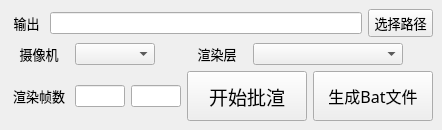
This is commons/ui/RenderSetting.ui in lonegather/Barbarian as Qt 5 draws it before an edit. The edited form follows.
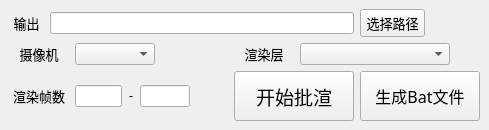
This is the edited form.

Patch:
```diff
--- a/commons/ui/RenderSetting.ui
+++ b/commons/ui/RenderSetting.ui
@@ -6,7 +6,7 @@
    <rect>
     <x>0</x>
     <y>0</y>
-    <width>442</width>
+    <width>489</width>
     <height>127</height>
    </rect>
   </property>
@@ -15,53 +15,37 @@
   </property>
   <widget class="QWidget" name="centralwidget">
    <layout class="QGridLayout" name="gridLayout">
-    <item row="1" column="2" colspan="2">
-     <widget class="QComboBox" name="BeathRenderOptionMenu">
+    <item row="2" column="0" colspan="2">
+     <widget class="QLabel" name="label_2">
       <property name="minimumSize">
        <size>
-        <width>80</width>
+        <width>60</width>
         <height>0</height>
        </size>
       </property>
       <property name="maximumSize">
        <size>
-        <width>80</width>
+        <width>60</width>
         <height>16777215</height>
        </size>
       </property>
-     </widget>
-    </item>
-    <item row="2" column="4" colspan="2">
-     <widget class="QPushButton" name="pushButton_2">
-      <property name="minimumSize">
-       <size>
-        <width>120</width>
-        <height>50</height>
-       </size>
-      </property>
-      <property name="maximumSize">
-       <size>
-        <width>120</width>
-        <height>50</height>
-       </size>
-      </property>
       <property name="font">
        <font>
         <family>微软雅黑</family>
-        <pointsize>14</pointsize>
+        <pointsize>10</pointsize>
         <weight>50</weight>
         <bold>false</bold>
        </font>
       </property>
       <property name="text">
-       <string>开始批渲</string>
+       <string>渲染帧数</string>
       </property>
-      <property name="+command" stdset="0">
-       <string>lambda *args: barbarian.render.RenderSetting.RenderSetting.renderCmd(0)</string>
+      <property name="alignment">
+       <set>Qt::AlignCenter</set>
       </property>
      </widget>
     </item>
-    <item row="1" column="4">
+    <item row="1" column="3">
      <widget class="QLabel" name="label_4">
       <property name="minimumSize">
        <size>
@@ -91,23 +75,33 @@
       </property>
      </widget>
     </item>
-    <item row="2" column="3">
-     <widget class="QLineEdit" name="BeathRenderMax">
+    <item row="0" column="1" colspan="4">
+     <widget class="QLineEdit" name="BeathRenderLabel">
       <property name="minimumSize">
        <size>
-        <width>50</width>
+        <width>250</width>
+        <height>0</height>
+       </size>
+      </property>
+     </widget>
+    </item>
+    <item row="1" column="2">
+     <widget class="QComboBox" name="BeathRenderOptionMenu">
+      <property name="minimumSize">
+       <size>
+        <width>80</width>
         <height>0</height>
        </size>
       </property>
       <property name="maximumSize">
        <size>
-        <width>50</width>
+        <width>80</width>
         <height>16777215</height>
        </size>
       </property>
      </widget>
     </item>
-    <item row="1" column="5" colspan="3">
+    <item row="1" column="4" colspan="2">
      <widget class="QComboBox" name="BeathRenderOptionMenu_2">
       <property name="minimumSize">
        <size>
@@ -153,7 +147,67 @@
       </property>
      </widget>
     </item>
-    <item row="2" column="6" colspan="2">
+    <item row="0" column="0">
+     <widget class="QLabel" name="label">
+      <property name="minimumSize">
+       <size>
+        <width>35</width>
+        <height>0</height>
+       </size>
+      </property>
+      <property name="maximumSize">
+       <size>
+        <width>35</width>
+        <height>16777215</height>
+       </size>
+      </property>
+      <property name="font">
+       <font>
+        <family>微软雅黑</family>
+        <pointsize>10</pointsize>
+        <weight>50</weight>
+        <bold>false</bold>
+       </font>
+      </property>
+      <property name="text">
+       <string>输出</string>
+      </property>
+      <property name="alignment">
+       <set>Qt::AlignCenter</set>
+      </property>
+     </widget>
+    </item>
+    <item row="2" column="3" colspan="2">
+     <widget class="QPushButton" name="pushButton_2">
+      <property name="minimumSize">
+       <size>
+        <width>120</width>
+        <height>50</height>
+       </size>
+      </property>
+      <property name="maximumSize">
+       <size>
+        <width>120</width>
+        <height>50</height>
+       </size>
+      </property>
+      <property name="font">
+       <font>
+        <family>微软雅黑</family>
+        <pointsize>14</pointsize>
+        <weight>50</weight>
+        <bold>false</bold>
+       </font>
+      </property>
+      <property name="text">
+       <string>开始批渲</string>
+      </property>
+      <property name="+command" stdset="0">
+       <string>lambda *args: barbarian.render.RenderSetting.RenderSetting.renderCmd(0)</string>
+      </property>
+     </widget>
+    </item>
+    <item row="2" column="5">
      <widget class="QPushButton" name="pushButton_3">
       <property name="minimumSize">
        <size>
@@ -184,22 +238,83 @@
      </widget>
     </item>
     <item row="2" column="2">
-     <widget class="QLineEdit" name="BeathRenderMin">
-      <property name="minimumSize">
-       <size>
-        <width>50</width>
-        <height>0</height>
-       </size>
+     <layout class="QHBoxLayout" name="horizontalLayout">
+      <property name="spacing">
+       <number>4</number>
       </property>
-      <property name="maximumSize">
-       <size>
-        <width>50</width>
-        <height>16777215</height>
-       </size>
+      <property name="sizeConstraint">
+       <enum>QLayout::SetDefaultConstraint</enum>
       </property>
-     </widget>
+      <item>
+       <widget class="QLineEdit" name="BeathRenderMin">
+        <property name="minimumSize">
+         <size>
+          <width>30</width>
+          <height>0</height>
+         </size>
+        </property>
+        <property name="maximumSize">
+         <size>
+          <width>50</width>
+          <height>16777215</height>
+         </size>
+        </property>
+       </widget>
+      </item>
+      <item>
+       <widget class="QLabel" name="label_5">
+        <property name="minimumSize">
+         <size>
+          <width>10</width>
+          <height>0</height>
+         </size>
+        </property>
+        <property name="maximumSize">
+         <size>
+          <width>10</width>
+          <height>16777215</height>
+         </size>
+        </property>
+        <property name="text">
+         <string>-</string>
+        </property>
+        <property name="alignment">
+         <set>Qt::AlignCenter</set>
+        </property>
+       </widget>
+      </item>
+      <item>
+       <widget class="QLineEdit" name="BeathRenderMax">
+        <property name="minimumSize">
+         <size>
+          <width>50</width>
+          <height>0</height>
+         </size>
+        </property>
+        <property name="maximumSize">
+         <size>
+          <width>50</width>
+          <height>16777215</height>
+         </size>
+        </property>
+       </widget>
+      </item>
+      <item>
+       <spacer name="horizontalSpacer">
+        <property name="orientation">
+         <enum>Qt::Horizontal</enum>
+        </property>
+        <property name="sizeHint" stdset="0">
+         <size>
+          <width>40</width>
+          <height>20</height>
+         </size>
+        </property>
+       </spacer>
+      </item>
+     </layout>
     </item>
-    <item row="0" column="7">
+    <item row="0" column="5">
      <widget class="QPushButton" name="SelectButton">
       <property name="minimumSize">
        <size>
@@ -229,76 +344,6 @@
       </property>
      </widget>
     </item>
-    <item row="0" column="1" colspan="6">
-     <widget class="QLineEdit" name="BeathRenderLabel">
-      <property name="minimumSize">
-       <size>
-        <width>300</width>
-        <height>0</height>
-       </size>
-      </property>
-     </widget>
-    </item>
-    <item row="0" column="0">
-     <widget class="QLabel" name="label">
-      <property name="minimumSize">
-       <size>
-        <width>35</width>
-        <height>0</height>
-       </size>
-      </property>
-      <property name="maximumSize">
-       <size>
-        <width>35</width>
-        <height>16777215</height>
-       </size>
-      </property>
-      <property name="font">
-       <font>
-        <family>微软雅黑</family>
-        <pointsize>10</pointsize>
-        <weight>50</weight>
-        <bold>false</bold>
-       </font>
-      </property>
-      <property name="text">
-       <string>输出</string>
-      </property>
-      <property name="alignment">
-       <set>Qt::AlignCenter</set>
-      </property>
-     </widget>
-    </item>
-    <item row="2" column="0" colspan="2">
-     <widget class="QLabel" name="label_2">
-      <property name="minimumSize">
-       <size>
-        <width>60</width>
-        <height>0</height>
-       </size>
-      </property>
-      <property name="maximumSize">
-       <size>
-        <width>60</width>
-        <height>16777215</height>
-       </size>
-      </property>
-      <property name="font">
-       <font>
-        <family>微软雅黑</family>
-        <pointsize>10</pointsize>
-        <weight>50</weight>
-        <bold>false</bold>
-       </font>
-      </property>
-      <property name="text">
-       <string>渲染帧数</string>
-      </property>
-      <property name="alignment">
-       <set>Qt::AlignCenter</set>
-      </property>
-     </widget>
-    </item>
    </layout>
   </widget>
  </widget>
```
